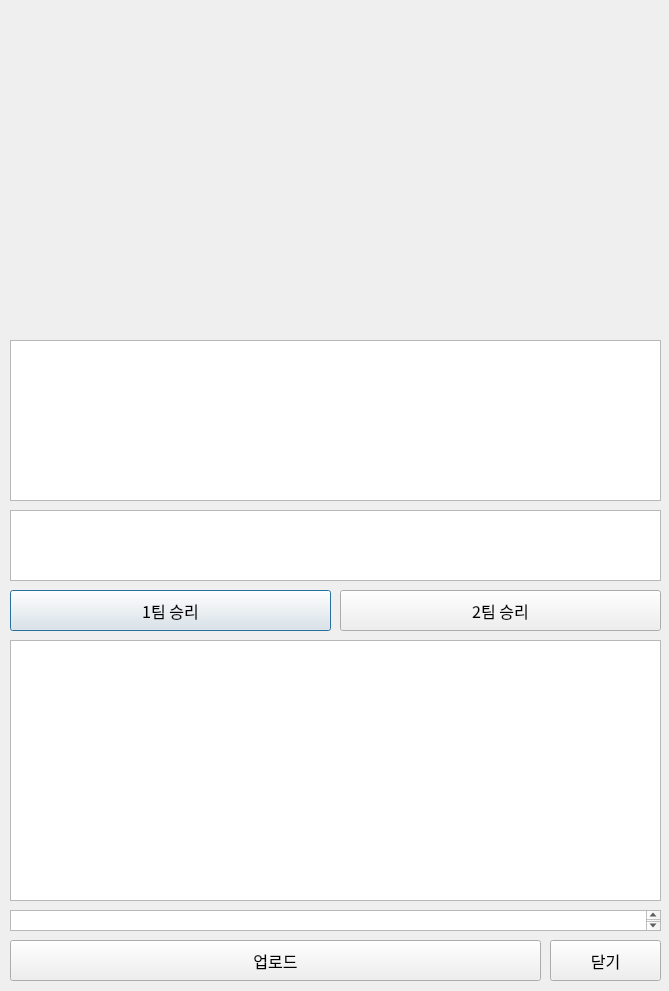
The window that img/ui/team_window.ui (kbeekim/lol_teamfight) describes before a commit, drawn with Qt 5.
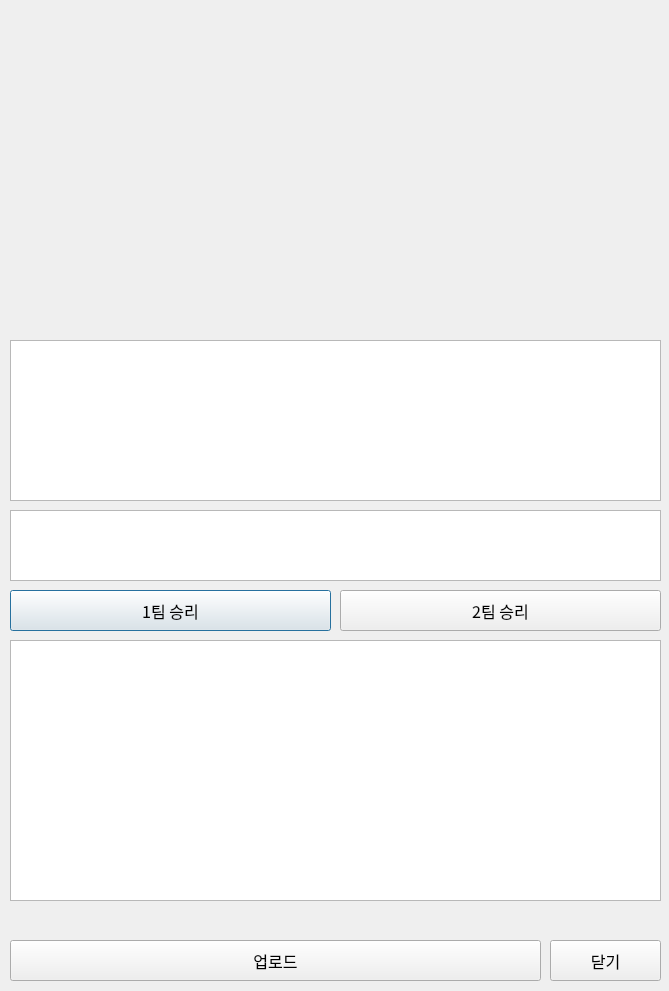
The same window after the commit.

Patch:
```diff
--- a/img/ui/team_window.ui
+++ b/img/ui/team_window.ui
@@ -37,19 +37,6 @@
       <property name="sizeConstraint">
        <enum>QLayout::SetMinimumSize</enum>
       </property>
-      <item>
-       <widget class="QLabel" name="mid_label">
-        <property name="sizePolicy">
-         <sizepolicy hsizetype="Fixed" vsizetype="Fixed">
-          <horstretch>0</horstretch>
-          <verstretch>0</verstretch>
-         </sizepolicy>
-        </property>
-        <property name="text">
-         <string/>
-        </property>
-       </widget>
-      </item>
       <item>
        <widget class="QLabel" name="top_label">
         <property name="sizePolicy">
@@ -58,6 +45,19 @@
           <verstretch>0</verstretch>
          </sizepolicy>
         </property>
+        <property name="text">
+         <string/>
+        </property>
+       </widget>
+      </item>
+      <item>
+       <widget class="QLabel" name="jug_label">
+        <property name="sizePolicy">
+         <sizepolicy hsizetype="Fixed" vsizetype="Fixed">
+          <horstretch>0</horstretch>
+          <verstretch>0</verstretch>
+         </sizepolicy>
+        </property>
         <property name="baseSize">
          <size>
           <width>0</width>
@@ -70,7 +70,7 @@
        </widget>
       </item>
       <item>
-       <widget class="QLabel" name="jug_label">
+       <widget class="QLabel" name="mid_label">
         <property name="sizePolicy">
          <sizepolicy hsizetype="Fixed" vsizetype="Fixed">
           <horstretch>0</horstretch>
@@ -234,7 +234,7 @@
     <string>닫기</string>
    </property>
   </widget>
-  <widget class="QTextEdit" name="tmp_edit">
+  <widget class="QLabel" name="tmp_label">
    <property name="geometry">
     <rect>
      <x>10</x>
@@ -246,8 +246,13 @@
    <property name="font">
     <font>
      <family>Noto Sans Korean Regular</family>
+     <weight>50</weight>
+     <bold>false</bold>
     </font>
    </property>
+   <property name="text">
+    <string/>
+   </property>
   </widget>
   <zorder>gridLayoutWidget</zorder>
   <zorder>team_edit</zorder>
```
Left out of the diff: 2 changed lines with no effect on the pictures.
